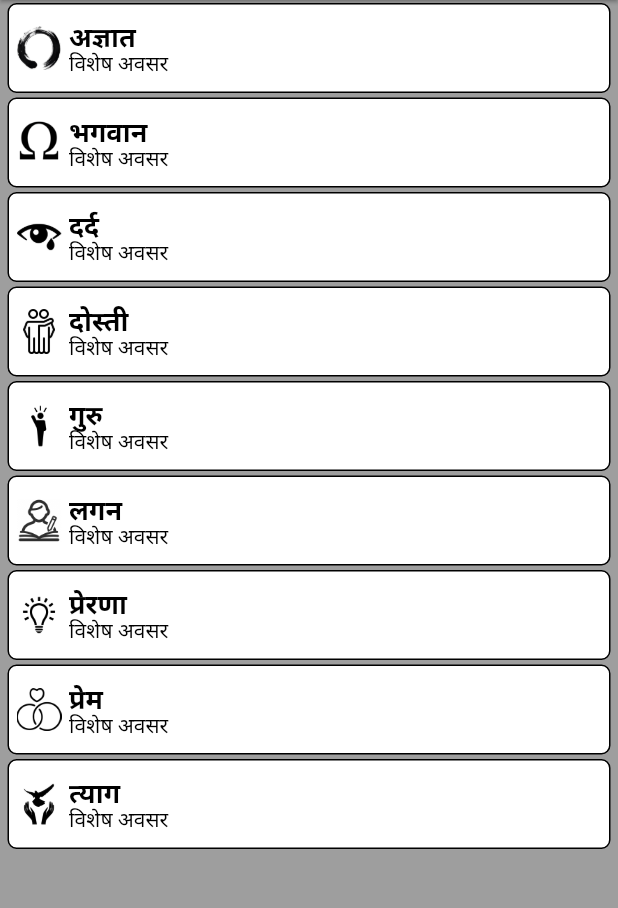
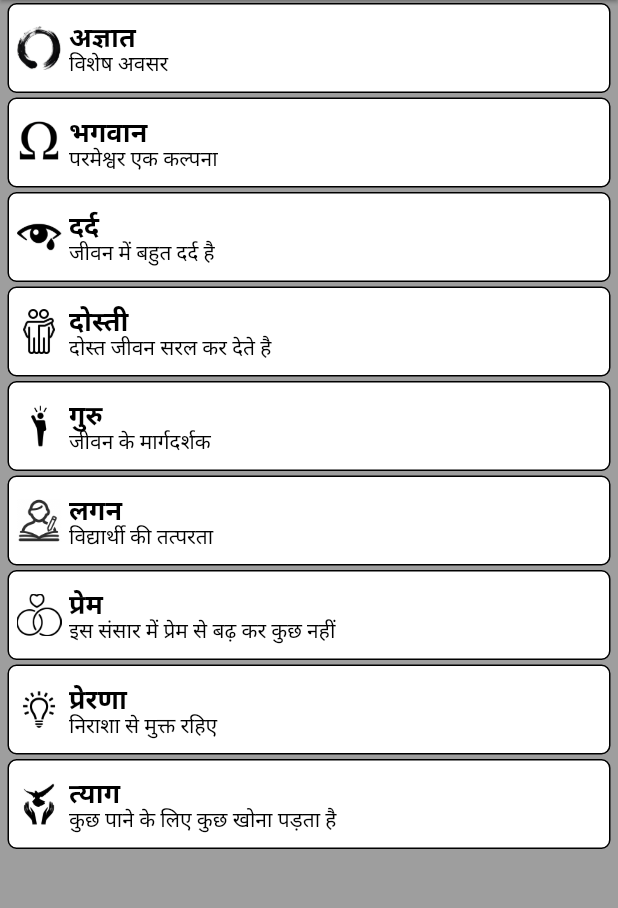
Before and after one commit to mk523/karmathrevised, a Flutter app: the screen it shows after launch, on a phone screen of 412 x 824 dp, the part 84-992 px from its top. Run offline on Flutter 3.47's test engine with Material 2 defaults, Android fonts, the light colour scheme and no system bars.

```diff
--- a/lib/main.dart
+++ b/lib/main.dart
@@ -126,36 +126,36 @@ class _HomePageState extends State<HomePage> {
               Container(
                 height: 3,
               ),
-              _createCategoryRow(context, "भगवान", "विशेष अवसर", "bhagwan.png"),
+              _createCategoryRow(context, "भगवान", "परमेश्वर एक कल्पना", "bhagwan.png"),
               Container(
                 height: 3,
               ),
-              _createCategoryRow(context, "दर्द", "विशेष अवसर", "dard.png"),
+              _createCategoryRow(context, "दर्द", "जीवन में बहुत दर्द है", "dard.png"),
               Container(
                 height: 3,
               ),
-              _createCategoryRow(context, "दोस्ती", "विशेष अवसर", "dosti.png"),
+              _createCategoryRow(context, "दोस्ती", "दोस्त जीवन सरल कर देते है", "dosti.png"),
               Container(
                 height: 3,
               ),
-              _createCategoryRow(context, "गुरु", "विशेष अवसर", "guru.png"),
+              _createCategoryRow(context, "गुरु", "जीवन के मार्गदर्शक", "guru.png"),
               Container(
                 height: 3,
               ),
-              _createCategoryRow(context, "लगन", "विशेष अवसर", "lagan.png"),
+              _createCategoryRow(context, "लगन", "विद्यार्थी की तत्परता", "lagan.png"),
+              Container(
+                height: 3,
+              ),
+              _createCategoryRow(context, "प्रेम", "इस संसार में प्रेम से बढ़ कर कुछ नहीं", "prema.png"),
               Container(
                 height: 3,
               ),
               _createCategoryRow(
-                  context, "प्रेरणा", "विशेष अवसर", "prerna.png"),
+                  context, "प्रेरणा", "निराशा से मुक्त रहिए", "prerna.png"),
               Container(
                 height: 3,
               ),
-              _createCategoryRow(context, "प्रेम", "विशेष अवसर", "prema.png"),
-              Container(
-                height: 3,
-              ),
-              _createCategoryRow(context, "त्याग", "विशेष अवसर", "tyag.png"),
+              _createCategoryRow(context, "त्याग", "कुछ पाने के लिए कुछ खोना पड़ता है", "tyag.png"),
               Container(
                 height: 3,
               ),
```
